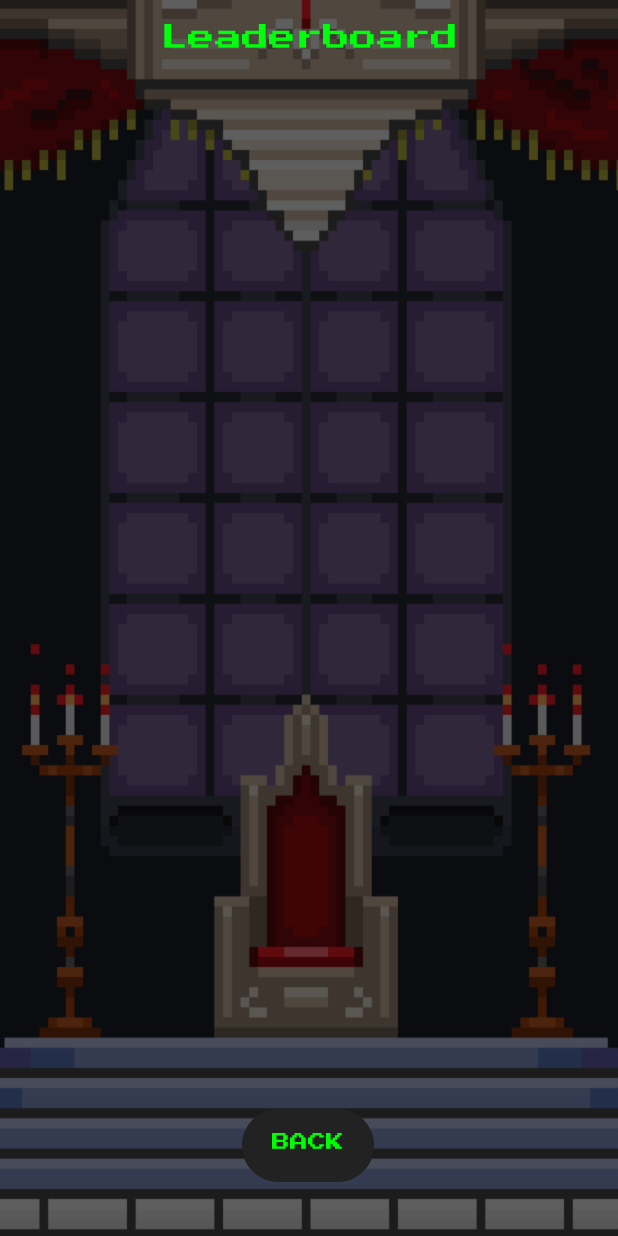
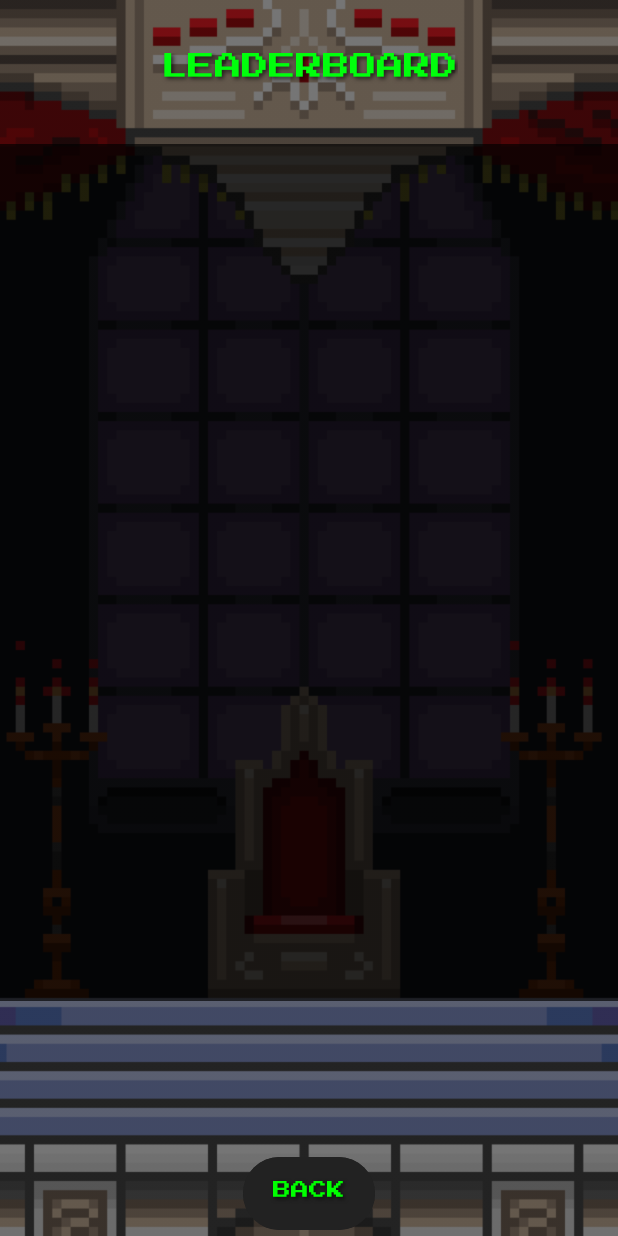
Before and after one commit to Sr-V/Frogger, an Android app: the LeaderboardActivity screen opened directly, with no data from a screen before it, on a phone screen of 412 x 824 dp. Run offline under Robolectric (Android 15) with nearby library versions, the phone set to English and light mode, and no system bars; our stand-ins replace Firebase (no records; nobody signed in at launch, a user with empty details on screens opened directly).

Commit message:
Layout de la pantalla de Leaderboard y del item de leaderboard. Añadido manager para las mapas de usuario.

```diff
--- a/app/src/main/res/layout/activity_leaderboard.xml
+++ b/app/src/main/res/layout/activity_leaderboard.xml
@@ -10,11 +10,11 @@
 
     <ImageView
         android:id="@+id/imageView7"
-        android:layout_width="538dp"
-        android:layout_height="1124dp"
-        android:alpha="0.4"
-        android:scaleX="2.6"
-        android:scaleY="3"
+        android:layout_width="match_parent"
+        android:layout_height="match_parent"
+        android:adjustViewBounds="true"
+        android:alpha="0.5"
+        android:scaleType="centerCrop"
         app:layout_constraintBottom_toBottomOf="parent"
         app:layout_constraintEnd_toEndOf="parent"
         app:layout_constraintStart_toStartOf="parent"
@@ -26,44 +26,59 @@
         android:layout_width="wrap_content"
         android:layout_height="wrap_content"
         android:fontFamily="@font/press_start_2p"
-        android:text="Leaderboard"
+        android:shadowColor="#AA000000"
+        android:shadowDx="2"
+        android:shadowDy="2"
+        android:shadowRadius="3"
+        android:text="LEADERBOARD"
         android:textColor="#00FF0C"
         android:textSize="18sp"
+        android:layout_marginTop="35dp"
+
+        app:layout_constraintBottom_toTopOf="@+id/linearLayoutLeaderboard"
+        app:layout_constraintEnd_toEndOf="parent"
+        app:layout_constraintStart_toStartOf="parent"
         app:layout_constraintTop_toTopOf="parent"
-        app:layout_constraintStart_toStartOf="parent"
-        app:layout_constraintEnd_toEndOf="parent"
-        android:layout_marginTop="16dp" />
+
+        app:layout_constraintVertical_bias="0.5"
+        app:layout_constraintVertical_chainStyle="packed" />
 
     <LinearLayout
         android:id="@+id/linearLayoutLeaderboard"
         android:layout_width="0dp"
         android:layout_height="0dp"
-        android:layout_marginTop="16dp"
+        android:background="#AA000000"
+        android:gravity="center"
         android:orientation="vertical"
         android:padding="16dp"
+        android:textAlignment="center"
+        android:layout_marginBottom="100dp"
+        android:layout_marginTop="35dp"
+
         app:layout_constraintBottom_toTopOf="@+id/btnBackToMain"
         app:layout_constraintEnd_toEndOf="parent"
         app:layout_constraintStart_toStartOf="parent"
-        app:layout_constraintTop_toBottomOf="@id/textView">
-
-
-    </LinearLayout>
+        app:layout_constraintTop_toBottomOf="@+id/textView" />
 
     <Button
         android:id="@+id/btnBackToMain"
         android:layout_width="wrap_content"
         android:layout_height="wrap_content"
-        android:layout_marginBottom="32dp"
         android:backgroundTint="#222222"
         android:fontFamily="@font/press_start_2p"
         android:padding="16dp"
+        android:shadowColor="#AA000000"
+        android:shadowDx="2"
+        android:shadowDy="2"
+        android:shadowRadius="3"
         android:text="BACK"
         android:textAllCaps="false"
         android:textColor="#00FF00"
         android:textSize="12sp"
+
         app:layout_constraintBottom_toBottomOf="parent"
         app:layout_constraintEnd_toEndOf="parent"
-        app:layout_constraintHorizontal_bias="0.498"
-        app:layout_constraintStart_toStartOf="parent" />
+        app:layout_constraintStart_toStartOf="parent"
+        app:layout_constraintTop_toBottomOf="@+id/linearLayoutLeaderboard" />
 
 </androidx.constraintlayout.widget.ConstraintLayout>
```
Also changed, not shown: app/src/main/java/edu/pmdm/frogger/activities/LeaderboardActivity.java (+43 -7 lines), app/src/main/java/edu/pmdm/frogger/firebase/FirestoreManager.java (+6 -15 lines), app/src/main/res/layout/leaderboard_item.xml (added, +46 -0 lines).
